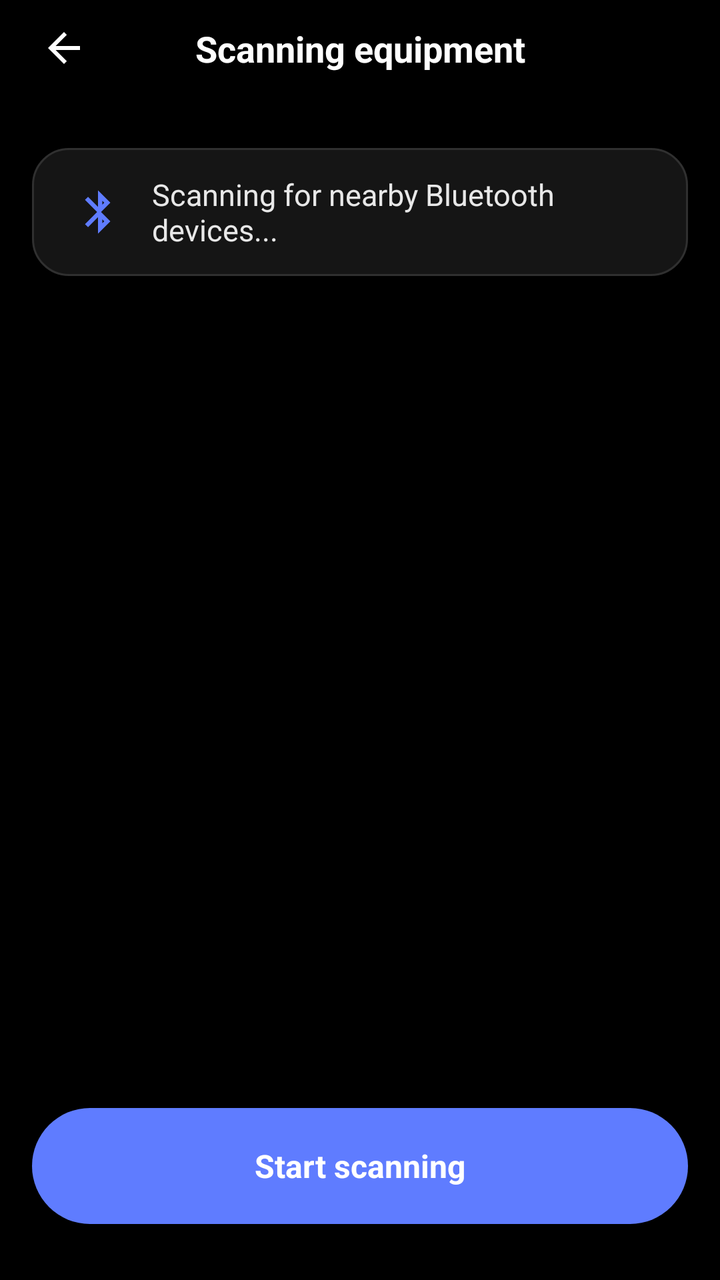
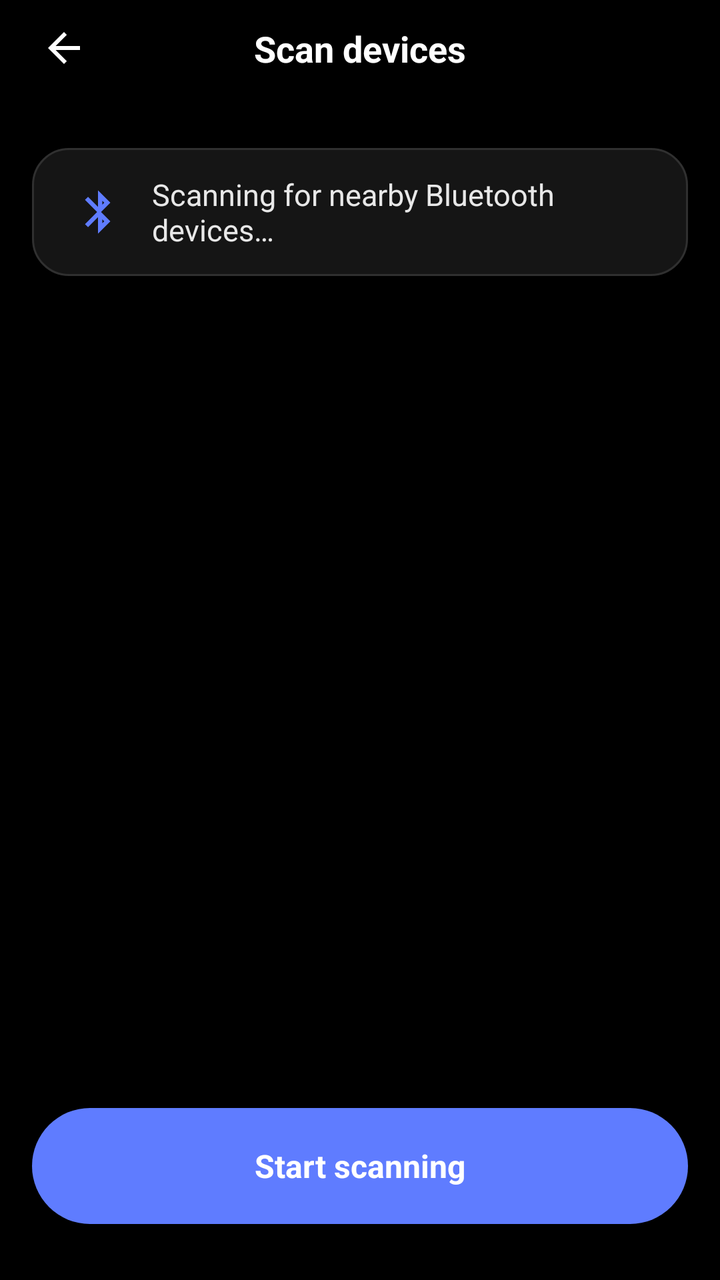

Two renders of the same Android screen: before a commit and after it. Below are the layout's source before the change and the commit's diff.
<!-- AndroidManifest.xml: activity theme AppTheme -->
<!-- res/layout/activity_ble_scan.xml -->
<?xml version="1.0" encoding="utf-8"?>
<androidx.constraintlayout.widget.ConstraintLayout xmlns:android="http://schemas.android.com/apk/res/android"
    xmlns:app="http://schemas.android.com/apk/res-auto"
    android:layout_width="match_parent"
    android:layout_height="match_parent"
    android:background="#000000">

    
    <ImageView
        android:id="@+id/iv_back"
        android:layout_width="48dp"
        android:layout_height="48dp"
        android:layout_marginStart="8dp"
        android:padding="12dp"
        android:src="@drawable/ic_arrow_back"
        app:layout_constraintStart_toStartOf="parent"
        app:layout_constraintTop_toTopOf="parent" />

    
    <TextView
        android:id="@+id/tv_title"
        android:layout_width="wrap_content"
        android:layout_height="wrap_content"
        android:text="Scanning equipment"
        android:textColor="#FFFFFF"
        android:textSize="18sp"
        android:textStyle="bold"
        app:layout_constraintBottom_toBottomOf="@id/iv_back"
        app:layout_constraintEnd_toEndOf="parent"
        app:layout_constraintStart_toStartOf="parent"
        app:layout_constraintTop_toTopOf="@id/iv_back" />

    
    <LinearLayout
        android:id="@+id/layout_scan_status"
        android:layout_width="0dp"
        android:layout_height="64dp"
        android:layout_marginStart="16dp"
        android:layout_marginTop="26dp"
        android:layout_marginEnd="16dp"
        android:background="@drawable/bg_scan_status"
        android:gravity="center_vertical"
        android:orientation="horizontal"
        android:paddingStart="20dp"
        android:paddingEnd="20dp"
        app:layout_constraintEnd_toEndOf="parent"
        app:layout_constraintStart_toStartOf="parent"
        app:layout_constraintTop_toBottomOf="@id/iv_back">

        <ImageView
            android:id="@+id/iv_scan_status"
            android:layout_width="26dp"
            android:layout_height="26dp"
            android:src="@drawable/ic_bluetooth" />

        <TextView
            android:id="@+id/tv_scan_status"
            android:layout_width="wrap_content"
            android:layout_height="wrap_content"
            android:layout_marginStart="14dp"
            android:text="Scanning for nearby Bluetooth devices..."
            android:textColor="#E8E8E8"
            android:textSize="15sp" />

    </LinearLayout>

    
    <TextView
        android:id="@+id/tv_empty"
        android:layout_width="wrap_content"
        android:layout_height="wrap_content"
        android:text="未扫描到设备"
        android:textColor="#777777"
        android:textSize="15sp"
        android:visibility="gone"
        app:layout_constraintBottom_toTopOf="@id/btn_scan"
        app:layout_constraintEnd_toEndOf="parent"
        app:layout_constraintStart_toStartOf="parent"
        app:layout_constraintTop_toBottomOf="@id/layout_scan_status" />

    
    <androidx.recyclerview.widget.RecyclerView
        android:id="@+id/rv_devices"
        android:layout_width="0dp"
        android:layout_height="0dp"
        android:layout_marginStart="16dp"
        android:layout_marginEnd="16dp"
        android:clipToPadding="false"
        android:paddingTop="20dp"
        android:paddingBottom="120dp"
        app:layout_constraintBottom_toTopOf="@id/btn_scan"
        app:layout_constraintEnd_toEndOf="parent"
        app:layout_constraintStart_toStartOf="parent"
        app:layout_constraintTop_toBottomOf="@id/layout_scan_status" />

    
    <TextView
        android:id="@+id/btn_scan"
        android:layout_width="0dp"
        android:layout_height="58dp"
        android:layout_marginStart="16dp"
        android:layout_marginEnd="16dp"
        android:layout_marginBottom="28dp"
        android:background="@drawable/bg_scan_button"
        android:gravity="center"
        android:text="Start scanning"
        android:textColor="#FFFFFF"
        android:textSize="16sp"
        android:textStyle="bold"
        app:layout_constraintBottom_toBottomOf="parent"
        app:layout_constraintEnd_toEndOf="parent"
        app:layout_constraintStart_toStartOf="parent" />

</androidx.constraintlayout.widget.ConstraintLayout>
<!-- resources referenced by this layout -->
<resources>
  <!-- drawable bg_scan_button (drawable) -->
  <shape xmlns:android="http://schemas.android.com/apk/res/android">
      <solid android:color="#5F7CFF" />
      <corners android:radius="29dp" />
  </shape>
  <!-- drawable bg_scan_status (drawable) -->
  <shape xmlns:android="http://schemas.android.com/apk/res/android">
      <solid android:color="#151515" />
      <stroke
          android:width="1dp"
          android:color="#303030" />
      <corners android:radius="18dp" />
  </shape>
  <!-- drawable ic_arrow_back (drawable) -->
  <vector xmlns:android="http://schemas.android.com/apk/res/android"
      android:width="24dp"
      android:height="24dp"
      android:viewportWidth="24"
      android:viewportHeight="24">
  
      <path
          android:fillColor="#FFFFFF"
          android:pathData="M20,11H7.83l5.59,-5.59L12,4l-8,8 8,8 1.41,-1.41L7.83,13H20z" />
  
  </vector>
  <!-- drawable ic_bluetooth (drawable) -->
  <vector xmlns:android="http://schemas.android.com/apk/res/android"
      android:width="24dp"
      android:height="24dp"
      android:viewportWidth="24"
      android:viewportHeight="24">
  
      <path
          android:fillColor="#5F7CFF"
          android:pathData="M17.71,7.71L12,2v7.59L7.41,5 6,6.41 11.59,12 6,17.59 7.41,19 12,14.41V22l5.71,-5.71L13.41,12zM14,6.83l0.88,0.88L14,8.59zM14,15.41l0.88,0.88L14,17.17z" />
  
  </vector>
  <style name="AppTheme" parent="Theme.AppCompat.Light.NoActionBar">
  
          
          <item name="android:statusBarColor">#000000</item>
  
          
          <item name="android:windowLightStatusBar">false</item>
  
          
          <item name="android:navigationBarColor">#000000</item>
  
          
          <item name="android:windowLightNavigationBar">false</item>
  
      </style>
</resources>

<!-- the commit's change to res/layout/activity_ble_scan.xml (unified diff, before → after) -->
@@ -3,6 +3,7 @@
     xmlns:app="http://schemas.android.com/apk/res-auto"
     android:layout_width="match_parent"
     android:layout_height="match_parent"
+    android:fitsSystemWindows="true"
     android:background="#000000">
 
     
@@ -13,6 +14,7 @@
         android:layout_marginStart="8dp"
         android:padding="12dp"
         android:src="@drawable/ic_arrow_back"
+        android:contentDescription="@string/ui_back"
         app:layout_constraintStart_toStartOf="parent"
         app:layout_constraintTop_toTopOf="parent" />
 
@@ -21,7 +23,7 @@
         android:id="@+id/tv_title"
         android:layout_width="wrap_content"
         android:layout_height="wrap_content"
-        android:text="Scanning equipment"
+        android:text="@string/ui_scan_title"
         android:textColor="#FFFFFF"
         android:textSize="18sp"
         android:textStyle="bold"
@@ -34,7 +36,8 @@
     <LinearLayout
         android:id="@+id/layout_scan_status"
         android:layout_width="0dp"
-        android:layout_height="64dp"
+        android:layout_height="wrap_content"
+        android:minHeight="64dp"
         android:layout_marginStart="16dp"
         android:layout_marginTop="26dp"
         android:layout_marginEnd="16dp"
@@ -43,6 +46,8 @@
         android:orientation="horizontal"
         android:paddingStart="20dp"
         android:paddingEnd="20dp"
+        android:paddingTop="12dp"
+        android:paddingBottom="12dp"
         app:layout_constraintEnd_toEndOf="parent"
         app:layout_constraintStart_toStartOf="parent"
         app:layout_constraintTop_toBottomOf="@id/iv_back">
@@ -55,10 +60,11 @@
 
         <TextView
             android:id="@+id/tv_scan_status"
-            android:layout_width="wrap_content"
+            android:layout_width="0dp"
+            android:layout_weight="1"
             android:layout_height="wrap_content"
             android:layout_marginStart="14dp"
-            android:text="Scanning for nearby Bluetooth devices..."
+            android:text="@string/ui_scan_status"
             android:textColor="#E8E8E8"
             android:textSize="15sp" />
 
@@ -69,7 +75,7 @@
         android:id="@+id/tv_empty"
         android:layout_width="wrap_content"
         android:layout_height="wrap_content"
-        android:text="未扫描到设备"
+        android:text="@string/ui_no_devices"
         android:textColor="#777777"
         android:textSize="15sp"
         android:visibility="gone"
@@ -103,7 +109,7 @@
         android:layout_marginBottom="28dp"
         android:background="@drawable/bg_scan_button"
         android:gravity="center"
-        android:text="Start scanning"
+        android:text="@string/ui_scan_start"
         android:textColor="#FFFFFF"
         android:textSize="16sp"
         android:textStyle="bold"
<!-- resource entries referenced after the edit -->
@@ -37,6 +37,11 @@
           android:pathData="M17.71,7.71L12,2v7.59L7.41,5 6,6.41 11.59,12 6,17.59 7.41,19 12,14.41V22l5.71,-5.71L13.41,12zM14,6.83l0.88,0.88L14,8.59zM14,15.41l0.88,0.88L14,17.17z" />
   
   </vector>
+  <string name="ui_back">Back</string>
+  <string name="ui_no_devices">No devices found</string>
+  <string name="ui_scan_start">Start scanning</string>
+  <string name="ui_scan_status">Scanning for nearby Bluetooth devices…</string>
+  <string name="ui_scan_title">Scan devices</string>
   <style name="AppTheme" parent="Theme.AppCompat.Light.NoActionBar">
   
           
